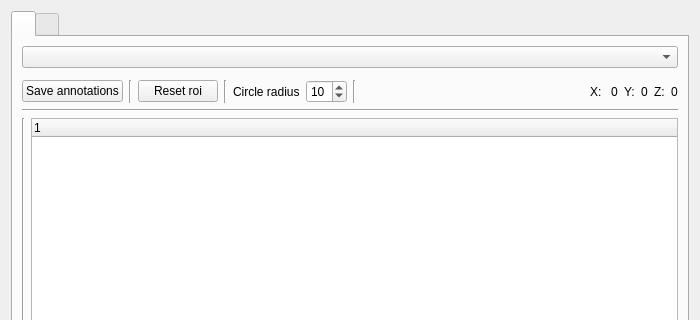
First picture: the form in vpv/ui/views/ui_annotations.ui, repository VCCRI/vpv, before the edit; both pictures show x 0 to 700 and y 0 to 320 of the 700 by 901 pixel window.
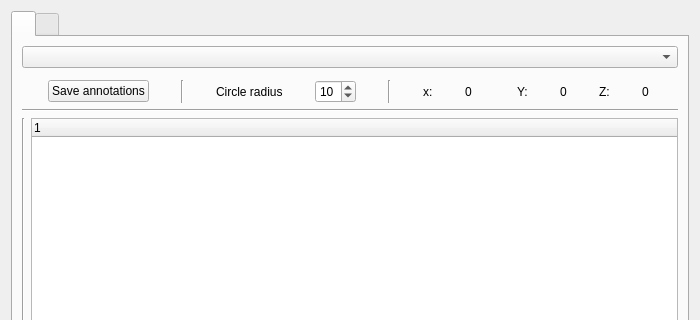
Second picture: the form after the edit. The open tabs and pages were chosen to show the change. Icons and pictures are not drawn.

```diff
--- a/vpv/ui/views/ui_annotations.ui
+++ b/vpv/ui/views/ui_annotations.ui
@@ -59,6 +59,12 @@
            </item>
            <item>
             <widget class="QPushButton" name="pushButtonSaveAnnotations">
+             <property name="sizePolicy">
+              <sizepolicy hsizetype="Fixed" vsizetype="Fixed">
+               <horstretch>0</horstretch>
+               <verstretch>0</verstretch>
+              </sizepolicy>
+             </property>
              <property name="toolTip">
               <string>Save annotation as xml</string>
              </property>
@@ -77,26 +83,6 @@
              </property>
             </widget>
            </item>
-           <item>
-            <widget class="Line" name="line_4">
-             <property name="orientation">
-              <enum>Qt::Vertical</enum>
-             </property>
-            </widget>
-           </item>
-           <item>
-            <widget class="QPushButton" name="pushButtonDiableRoi">
-             <property name="toolTip">
-              <string>Clear ROI coordinates</string>
-             </property>
-             <property name="statusTip">
-              <string>clar the annotation circle</string>
-             </property>
-             <property name="text">
-              <string>Reset roi</string>
-             </property>
-            </widget>
-           </item>
            <item>
             <widget class="Line" name="line_5">
              <property name="orientation">
@@ -141,20 +127,7 @@
             </widget>
            </item>
            <item>
-            <spacer name="horizontalSpacer_3">
-             <property name="orientation">
-              <enum>Qt::Horizontal</enum>
-             </property>
-             <property name="sizeHint" stdset="0">
-              <size>
-               <width>40</width>
-               <height>20</height>
-              </size>
-             </property>
-            </spacer>
-           </item>
-           <item>
-            <widget class="QLabel" name="label_34">
+            <widget class="QLabel" name="label_6">
              <property name="sizePolicy">
               <sizepolicy hsizetype="Fixed" vsizetype="Preferred">
                <horstretch>0</horstretch>
@@ -162,12 +135,24 @@
               </sizepolicy>
              </property>
              <property name="text">
-              <string>X: </string>
+              <string>x:</string>
              </property>
             </widget>
            </item>
            <item>
             <widget class="QLabel" name="labelXPos">
+             <property name="sizePolicy">
+              <sizepolicy hsizetype="Fixed" vsizetype="Preferred">
+               <horstretch>0</horstretch>
+               <verstretch>0</verstretch>
+              </sizepolicy>
+             </property>
+             <property name="maximumSize">
+              <size>
+               <width>20</width>
+               <height>16777215</height>
+              </size>
+             </property>
              <property name="text">
               <string>0</string>
              </property>
@@ -188,6 +173,12 @@
            </item>
            <item>
             <widget class="QLabel" name="labelYPos">
+             <property name="sizePolicy">
+              <sizepolicy hsizetype="Fixed" vsizetype="Preferred">
+               <horstretch>0</horstretch>
+               <verstretch>0</verstretch>
+              </sizepolicy>
+             </property>
              <property name="text">
               <string>0</string>
              </property>
@@ -208,6 +199,12 @@
            </item>
            <item>
             <widget class="QLabel" name="labelZPos">
+             <property name="sizePolicy">
+              <sizepolicy hsizetype="Fixed" vsizetype="Preferred">
+               <horstretch>0</horstretch>
+               <verstretch>0</verstretch>
+              </sizepolicy>
+             </property>
              <property name="text">
               <string>0</string>
              </property>
```
Left out of the diff: 5 changed lines with no effect on the pictures.
